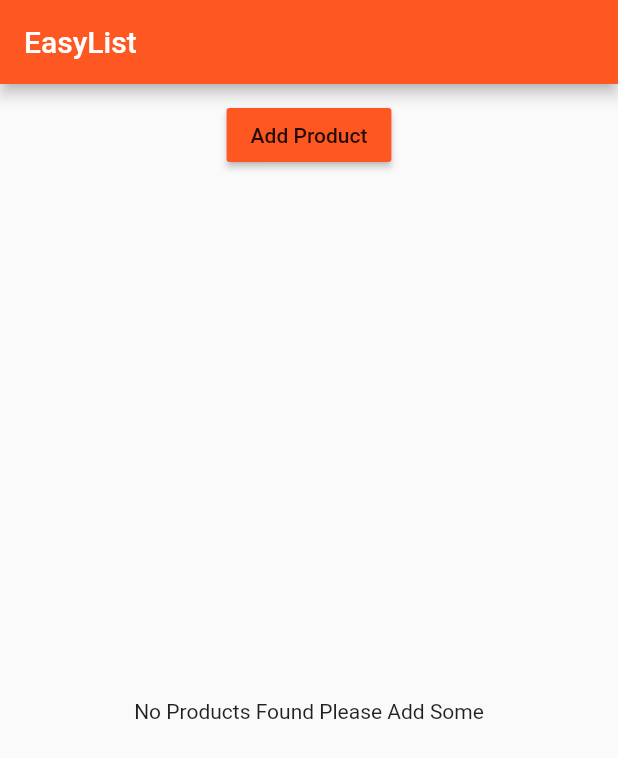
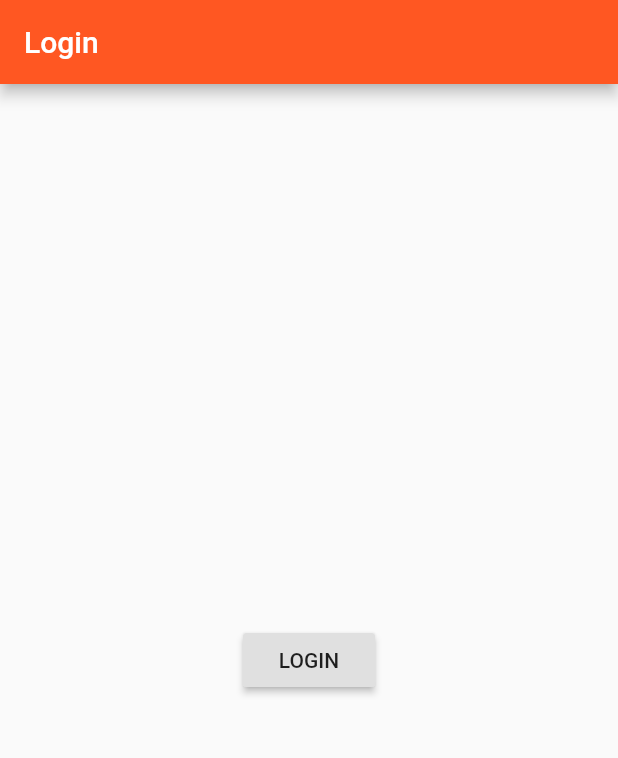
Before and after one commit to KellyMBentes/SafariFlutterCourse, a Flutter app: the screen it shows after launch, on a phone screen of 412 x 824 dp. Shown: the top 758 px of the screen. Run offline on Flutter 3.47's test engine with Material 2 defaults, Android fonts, the phone set to English and light mode, and no system bars.

```diff
--- a/first_app/lib/main.dart
+++ b/first_app/lib/main.dart
@@ -1,7 +1,7 @@
 import 'package:flutter/material.dart';
 import 'package:flutter/rendering.dart';
 
-import './pages/home.dart';
+import './pages/auth.dart';
 
 void main() {
   //debugPaintSizeEnabled = true;
@@ -19,7 +19,7 @@ class MyApp extends StatelessWidget {
           brightness: Brightness.light,
           primarySwatch: Colors.deepOrange,
           accentColor: Colors.deepPurple),
-      home: HomePage()
+      home: AuthPage()
     );
   }
 }
--- /dev/null
+++ b/first_app/lib/pages/auth.dart
@@ -0,0 +1,26 @@
+import 'package:flutter/material.dart';
+
+import './products.dart';
+
+class AuthPage extends StatelessWidget {
+  @override
+  Widget build(BuildContext context) {
+    return Scaffold(
+      appBar: AppBar(
+        title: Text("Login"),
+      ),
+      body: Center(
+        child: RaisedButton(
+          child: Text("LOGIN"),
+          onPressed: () {
+            Navigator.pushReplacement(
+              context,
+              MaterialPageRoute(
+                  builder: (BuildContext context) => ProductsPage()),
+            );
+          },
+        ),
+      ),
+    );
+  }
+}
--- a/first_app/lib/pages/home.dart
+++ b/first_app/lib/pages/products.dart
@@ -2,7 +2,7 @@ import 'package:flutter/material.dart';
 
 import '../product_manager.dart';
 
-class HomePage extends StatelessWidget {
+class ProductsPage extends StatelessWidget {
   @override
   Widget build(BuildContext context) {
     return Scaffold(
```
Also changed, not shown: first_app/lib/pages/product.dart (+8 -1 lines).
